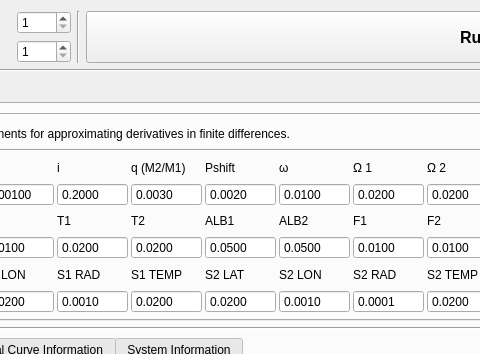
Above: resources/dc_widget.ui from Varnani/pywd2015-qt5 before the change; both pictures show x 145 to 625 and y 0 to 354 of the 1355 by 700 pixel window. Below: the same form after it.
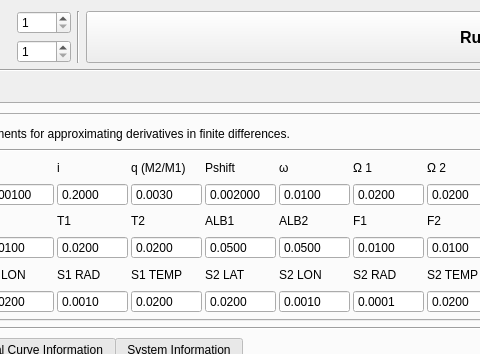
That is the form after the change. The open tabs and pages were chosen to show the change.

Commit message: *DEL precision of phase shift was increased to six decimals in DC widget.

What changed in the file:
```diff
--- a/resources/dc_widget.ui
+++ b/resources/dc_widget.ui
@@ -1950,7 +1950,7 @@
                 <enum>QAbstractSpinBox::NoButtons</enum>
                </property>
                <property name="decimals">
-                <number>4</number>
+                <number>6</number>
                </property>
                <property name="minimum">
                 <double>0.000100000000000</double>
```
The commit also changes 1 other file.
